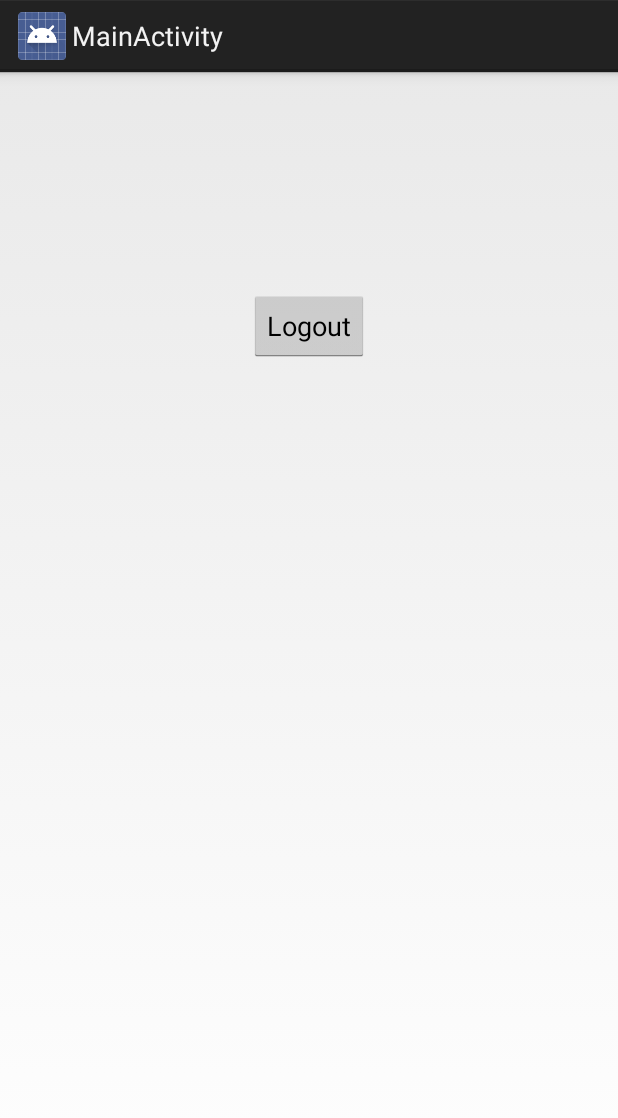
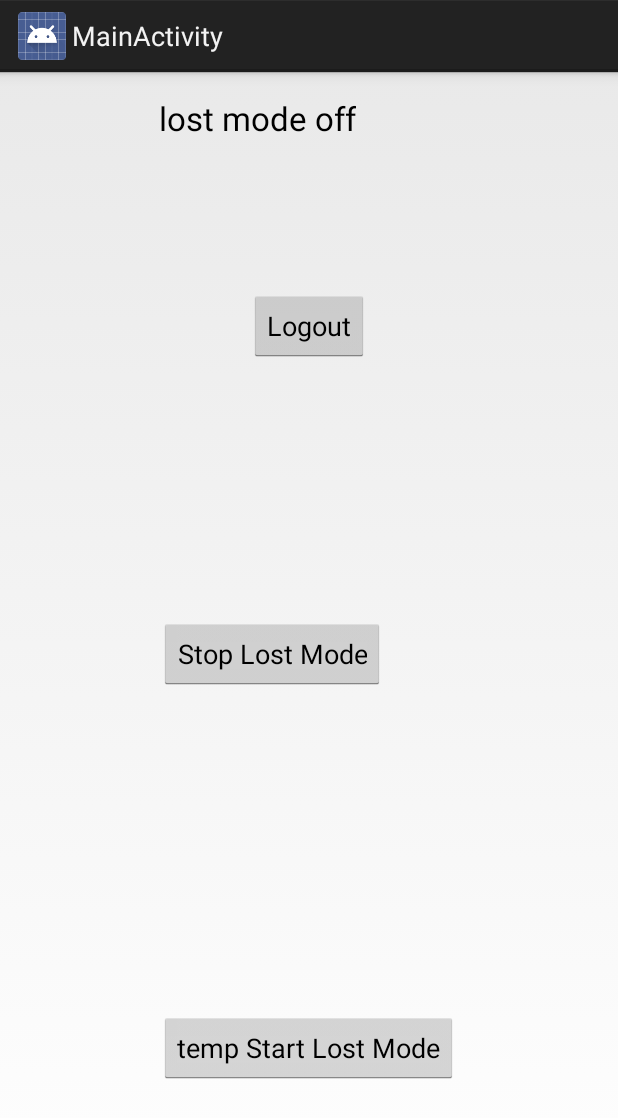
Before and after one commit to myang321/Finder, an Android app: the MainActivity screen opened directly, with no data from a screen before it, on a phone screen of 412 x 824 dp. Shown: the top 1118 px of the screen. Run offline under Robolectric (Android 15) with nearby library versions, the phone set to English and light mode, and no system bars; 1 statement that could not run was skipped.

```diff
--- a/app/src/main/java/com/example/steve/finder2/constants/Const.java
+++ b/app/src/main/java/com/example/steve/finder2/constants/Const.java
@@ -11,4 +11,6 @@ public class Const {
 
     public static String PHONE_STATUS_LOST = "phone_status_lost";
     public static String PHONE_STATUS_NOT_LOST = "phone_status_not_lost";
+
+    public static int REPORT_INTERVAL = 1000 * 5;
 }
--- a/app/src/main/res/layout/activity_main.xml
+++ b/app/src/main/res/layout/activity_main.xml
@@ -18,4 +18,34 @@
         android:layout_marginTop="129dp"
         android:onClick="showLogoutDialog"
         android:text="Logout" />
+
+    <Button
+        android:id="@+id/button_lost_mode"
+        android:layout_width="wrap_content"
+        android:layout_height="wrap_content"
+        android:onClick="startLostMode"
+        android:text="temp Start Lost Mode"
+        android:layout_alignParentBottom="true"
+        android:layout_centerHorizontal="true"
+        android:layout_marginBottom="85dp" />
+
+    <Button
+        android:layout_width="wrap_content"
+        android:layout_height="wrap_content"
+        android:text="Stop Lost Mode"
+        android:id="@+id/button_stop"
+        android:layout_centerVertical="true"
+        android:layout_alignLeft="@+id/button_lost_mode"
+        android:layout_alignStart="@+id/button_lost_mode"
+        android:onClick="showStopLostModeDialog"/>
+
+    <TextView
+        android:layout_width="wrap_content"
+        android:layout_height="wrap_content"
+        android:textAppearance="?android:attr/textAppearanceLarge"
+        android:text="Large Text"
+        android:id="@+id/textView1"
+        android:layout_alignParentTop="true"
+        android:layout_alignLeft="@+id/button_stop"
+        android:layout_alignStart="@+id/button_stop" />
 </RelativeLayout>
```
Also changed, not shown: app/src/main/AndroidManifest.xml (+13 -11 lines), app/src/main/java/com/example/steve/finder2/activities/MainActivity.java (+61 -1 lines), app/src/main/java/com/example/steve/finder2/services/ReportService.java (added, +77 -0 lines).
